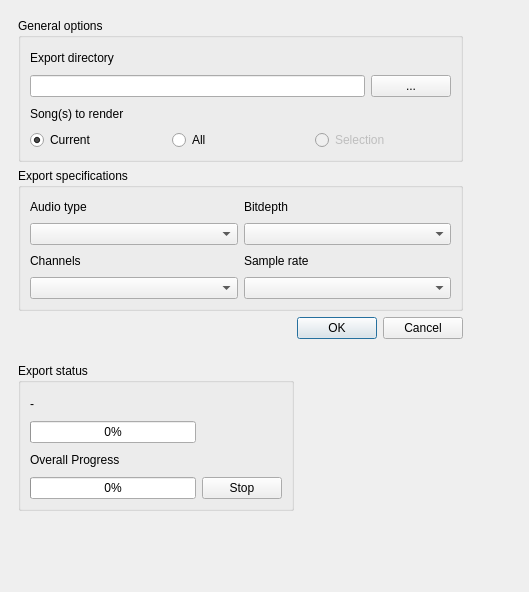
The window that src/traverso/ui/ExportWidget.ui (ErwanLegrand/Traverso-DAW) describes before a commit, drawn with Qt 5.
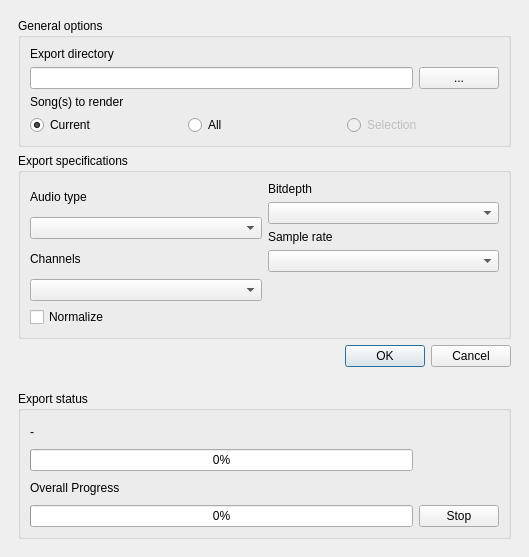
The same window after the commit.

Commit message: * ExportSpec has 2 passes now, normalize, and write to hard disk. Used to calculate and apply the norm factor to exported audio

What changed in the file:
```diff
--- a/src/traverso/ui/ExportWidget.ui
+++ b/src/traverso/ui/ExportWidget.ui
@@ -6,7 +6,7 @@
     <x>0</x>
     <y>0</y>
     <width>529</width>
-    <height>592</height>
+    <height>557</height>
    </rect>
   </property>
   <property name="windowTitle" >
@@ -17,8 +17,8 @@
     <rect>
      <x>9</x>
      <y>9</y>
-     <width>463</width>
-     <height>339</height>
+     <width>511</width>
+     <height>367</height>
     </rect>
    </property>
    <layout class="QVBoxLayout" >
@@ -179,6 +179,13 @@
          <item>
           <widget class="QComboBox" name="channelComboBox" />
          </item>
+         <item>
+          <widget class="QCheckBox" name="normalizeCheckBox" >
+           <property name="text" >
+            <string>Normalize</string>
+           </property>
+          </widget>
+         </item>
         </layout>
        </item>
        <item>
@@ -217,6 +224,19 @@
          <item>
           <widget class="QComboBox" name="sampleRateComboBox" />
          </item>
+         <item>
+          <spacer>
+           <property name="orientation" >
+            <enum>Qt::Vertical</enum>
+           </property>
+           <property name="sizeHint" >
+            <size>
+             <width>20</width>
+             <height>40</height>
+            </size>
+           </property>
+          </spacer>
+         </item>
         </layout>
        </item>
       </layout>
@@ -238,8 +258,8 @@
    <property name="geometry" >
     <rect>
      <x>9</x>
-     <y>354</y>
-     <width>294</width>
+     <y>382</y>
+     <width>511</width>
      <height>166</height>
     </rect>
    </property>
```
The commit also changes 6 other files.
